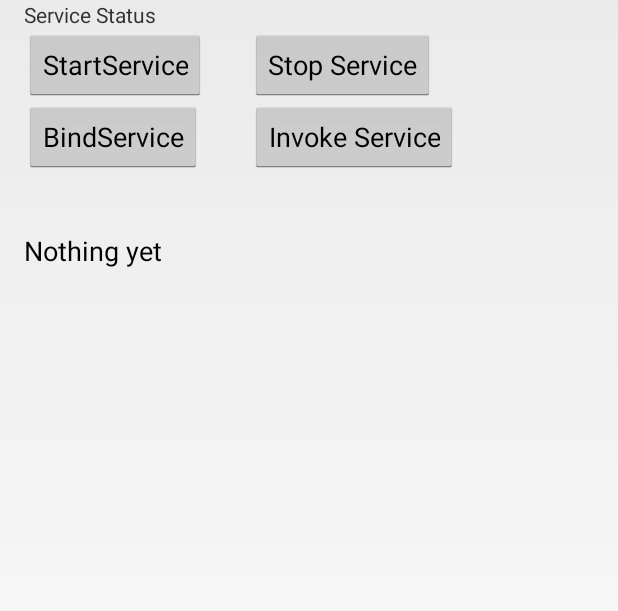
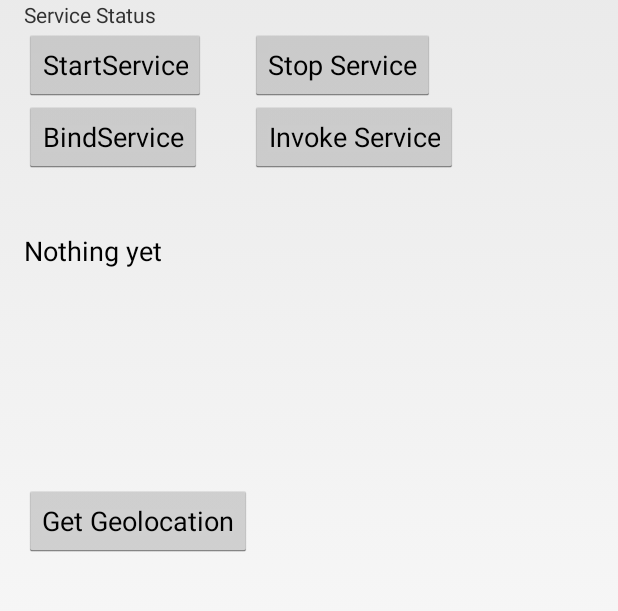
Before and after one commit to derMani/AndroidSocketExample, an Android app: the screen it shows after launch (AnedoServiceActivity), on a phone screen of 412 x 824 dp, the part 133-744 px from its top. Run offline under Robolectric (Android 15) with nearby library versions, the phone set to English and light mode, and no system bars.

Commit message:
Support for getting Location in Service now included

```diff
--- a/app/src/main/AndroidManifest.xml
+++ b/app/src/main/AndroidManifest.xml
@@ -3,8 +3,8 @@
     package="de.hsos.sawida.asc" >
 
     <uses-permission android:name="android.permission.INTERNET" />
-    <uses-permission android:name="android.permission.ACCESS_NETWORK_STATE" >
-    </uses-permission>
+    <uses-permission android:name="android.permission.ACCESS_NETWORK_STATE" />
+    <uses-permission android:name="android.permission.ACCESS_FINE_LOCATION" />
 
     <application
         android:allowBackup="true"
--- a/app/src/main/java/de/hsos/sawida/asc/AnedoServiceActivity.java
+++ b/app/src/main/java/de/hsos/sawida/asc/AnedoServiceActivity.java
@@ -3,6 +3,7 @@ import android.content.ComponentName;
 import android.content.Context;
 import android.content.IntentFilter;
 import android.content.ServiceConnection;
+import android.location.Location;
 import android.os.IBinder;
 import android.os.RemoteException;
 import android.support.v4.content.LocalBroadcastManager;
@@ -35,6 +36,7 @@ public class AnedoServiceActivity extends Activity {
     };
 
     private TextView text;
+    private TextView textLocation;
     private boolean started;
     private Handler updateUIMessageHandler;
     private RemoteServiceConnection conn = null;
@@ -53,6 +55,15 @@ public class AnedoServiceActivity extends Activity {
         Button bind = (Button)findViewById(R.id.buttonBindService);
 
         Button invoke = (Button)findViewById(R.id.buttonInvokeService);
+
+
+        Button getLocation = (Button)findViewById(R.id.button_get_location);
+
+        getLocation.setOnClickListener(new View.OnClickListener() {
+            public void onClick(View v){
+                invokeGEOService();
+            }
+        });
 
         invoke.setOnClickListener(new View.OnClickListener() {
             public void onClick(View v){
@@ -79,7 +90,11 @@ public class AnedoServiceActivity extends Activity {
         });
 
         text =  (TextView)findViewById( R.id.textView_log);
+        textLocation =  (TextView)findViewById( R.id.textView_location);
+
     }
+
+
 
     @Override
     protected void onResume() {
@@ -120,9 +135,6 @@ public class AnedoServiceActivity extends Activity {
         if (started) {
             Toast.makeText(AnedoServiceActivity.this, "Service already started", Toast.LENGTH_SHORT).show();
         } else {
-
-
-
             Intent i = new Intent();
             String nameOfClass = "AnedoServiceComponent";
             try {
@@ -223,7 +235,23 @@ public class AnedoServiceActivity extends Activity {
             }
         }
     }
+    private void invokeGEOService() {
+        if(conn == null) {
+            Toast.makeText(this, "Cannot invoke - service not bound", Toast.LENGTH_SHORT).show();
+        } else {
+            Toast.makeText(this, "Getting Location", Toast.LENGTH_SHORT).show();
+            try {
+                Location location = remoteService.getLocation();
+                String position = "Lat: " + location.getLatitude() + " / Long: " + location.getLongitude();
+                textLocation.setText(position);
 
+
+
+            } catch (RemoteException re) {
+                Log.e( getClass().getSimpleName(), "RemoteException" );
+            }
+        }
+    }
 
     class RemoteServiceConnection implements ServiceConnection {
         public void onServiceConnected(ComponentName className,
--- a/app/src/main/res/layout/activity_anedo_service_component.xml
+++ b/app/src/main/res/layout/activity_anedo_service_component.xml
@@ -70,4 +70,21 @@
         android:layout_below="@+id/button_startService"
         android:layout_alignParentStart="true"/>
 
+    <Button
+        android:layout_width="wrap_content"
+        android:layout_height="wrap_content"
+        android:text="Get Geolocation"
+        android:id="@+id/button_get_location"
+        android:layout_centerVertical="true"
+        android:layout_alignParentStart="true"/>
+
+    <TextView
+        android:layout_width="wrap_content"
+        android:layout_height="wrap_content"
+        android:id="@+id/textView_location"
+        android:layout_below="@+id/button_get_location"
+        android:layout_alignParentStart="true"
+        android:layout_marginTop="60dp"
+        android:layout_alignEnd="@+id/buttonInvokeService"/>
+
 </RelativeLayout>
```
Also changed, not shown: app/src/main/java/de/hsos/sawida/asc/AnedoServiceComponent.java (+54 -1 lines), app/src/main/aidl/de/hsos/sawida/asc/IRemoteService.aidl.
